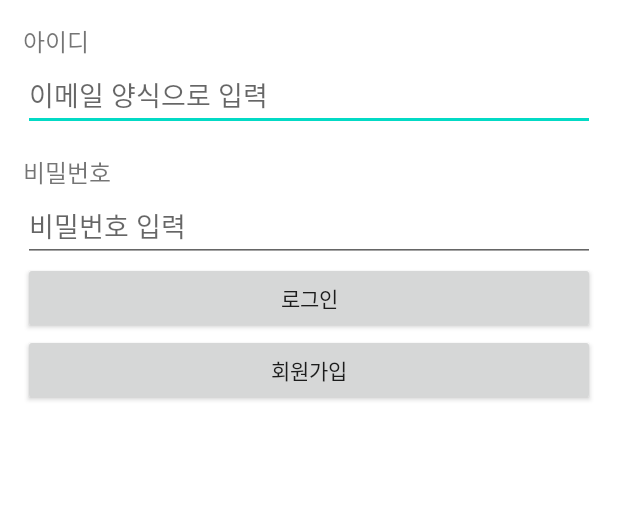
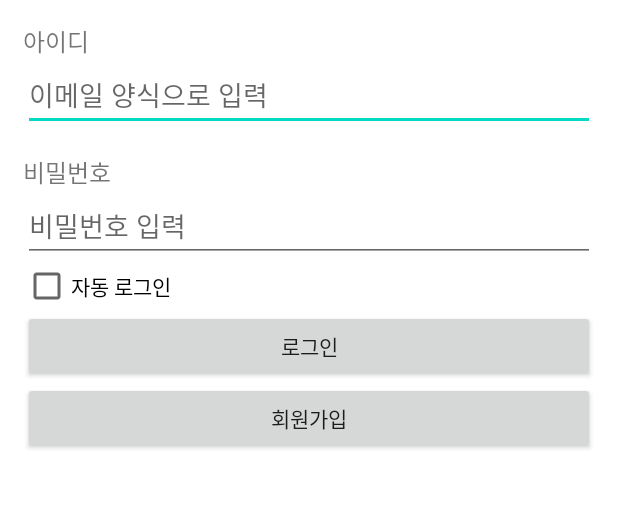
Before and after one commit to mjs0611/daily10minutes_20200927, an Android app: the screen it shows after launch (LoginActivity), on a phone screen of 412 x 824 dp, the part 332-841 px from its top. Run offline under Robolectric (Android 15) with nearby library versions, the phone set to English and light mode, and no system bars.

Commit message:
자동로그인 체크박스 체크여부도 저장되게

```diff
--- a/app/src/main/java/kr/co/tjoeun/daily10minutes_20200927/LoginActivity.kt
+++ b/app/src/main/java/kr/co/tjoeun/daily10minutes_20200927/LoginActivity.kt
@@ -19,6 +19,16 @@ class LoginActivity : BaseActivity() {
     }
 
     override fun setupEvents() {
+
+        autoLoginCheckBox.setOnCheckedChangeListener { buttonview, isChecked ->
+
+//            응용문제 => 앱을 껐다 켜도 체크 여부가 유지되도록
+//            (체크되면 저장-setter + 화면이 열릴 때 저장된 값 불러오기-getter)
+//            Hint. 하나의 메모장에, 여러 항목을 저장할 수 있다.
+
+            ContextUtil.setAutoLogin(mContext, isChecked)
+
+        }
 
         signUpBtn.setOnClickListener {
 
@@ -97,6 +107,9 @@ class LoginActivity : BaseActivity() {
 
     override fun setValues() {
 
+//        로그인 화면이 열릴 때, 자동로그인 체크 여부를 체크박스에 설정
+        autoLoginCheckBox.isChecked = ContextUtil.isAutoLogin(mContext)
+
     }
 
 }
--- a/app/src/main/java/kr/co/tjoeun/daily10minutes_20200927/utils/ContextUtil.kt
+++ b/app/src/main/java/kr/co/tjoeun/daily10minutes_20200927/utils/ContextUtil.kt
@@ -13,6 +13,7 @@ class ContextUtil {
 
 //        저장해 줄 항목 이름을 변수로 생성 (오타 방지용)
         private val LOGIN_USER_TOKEN = "LOGIN_USER TOKEN"
+        private val AUTO_LOGIN = "AUTO_LOGIN"
 
 //        실제 데이터 저장 함수 (setter) 생성
 
@@ -25,7 +26,17 @@ class ContextUtil {
         fun getLoginUserToken(context: Context) : String {
             val pref = context.getSharedPreferences(prefName, Context.MODE_PRIVATE)
             return pref.getString(LOGIN_USER_TOKEN, "")!!
-}
+        }
+
+        fun setAutoLogin(context: Context, isAutoLogin: Boolean) {
+            val pref = context.getSharedPreferences(prefName, Context.MODE_PRIVATE)
+            pref.edit().putBoolean(AUTO_LOGIN, isAutoLogin).apply()
+        }
+
+        fun isAutoLogin(context: Context) : Boolean {
+            val pref = context.getSharedPreferences(prefName, Context.MODE_PRIVATE)
+            return pref.getBoolean(AUTO_LOGIN, false)
+        }
 
     }
 
--- a/app/src/main/res/layout/activity_login.xml
+++ b/app/src/main/res/layout/activity_login.xml
@@ -50,6 +50,12 @@
         android:hint="비밀번호 입력"
         android:inputType="textPassword"/>
 
+    <CheckBox
+        android:id="@+id/autoLoginCheckBox"
+        android:layout_width="wrap_content"
+        android:layout_height="wrap_content"
+        android:text="자동 로그인" />
+
     <Button
         android:id="@+id/loginBtn"
         android:layout_width="match_parent"
```
Also changed, not shown: app/src/main/java/kr/co/tjoeun/daily10minutes_20200927/utils/ServerUtil.kt (+23 -31 lines).
